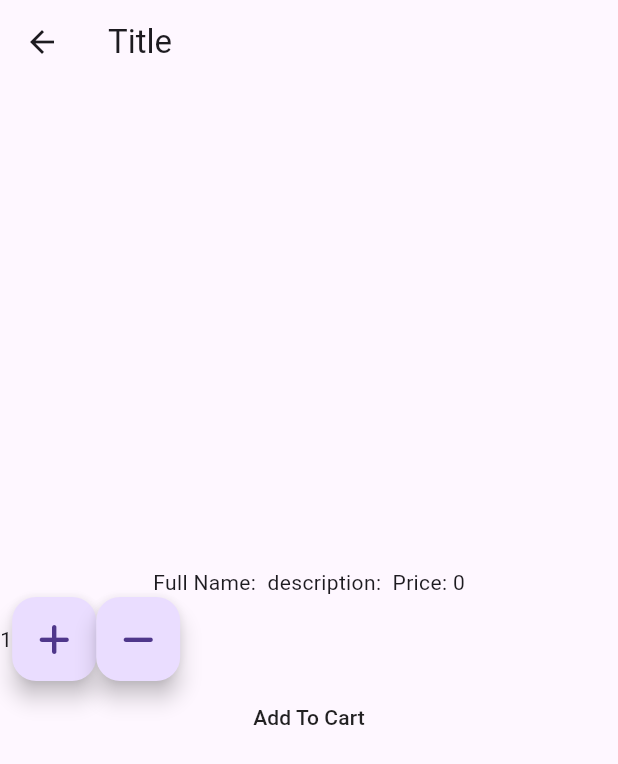
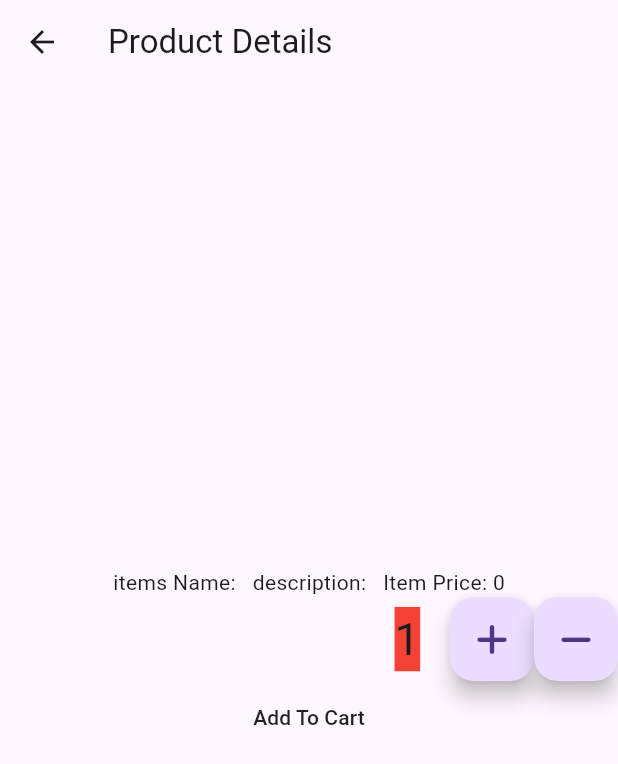
Before and after one commit to MohamedHisham34/rev_rider, a Flutter app: the ProductDetails screen opened directly with empty values, on a phone screen of 412 x 824 dp. Shown: the top 764 px of the screen. Run offline on Flutter 3.47's test engine with Material 3 defaults, Android fonts, the phone set to English and light mode, and no system bars; our stand-ins replace cloud_firestore, firebase_auth, firebase_core, font_awesome_flutter; accounts and stored records are empty.

Commit message:
Temporary commit for interview

```diff
--- a/lib/models/cart_model.dart
+++ b/lib/models/cart_model.dart
@@ -1,6 +1,7 @@
 import 'package:rev_rider/models/product_model.dart';
 
 class CartModel extends ProductModel {
+
   CartModel.addProductTCart({
     required super.itemName,
     required super.productID,
--- a/lib/screens/main_app/product_details.dart
+++ b/lib/screens/main_app/product_details.dart
@@ -1,4 +1,4 @@
-// ignore_for_file: prefer_const_constructors, unnecessary_string_interpolations
+// ignore_for_file: prefer_const_constructors, unnecessary_string_interpolations, unnecessary_brace_in_string_interps
 
 import 'package:cloud_firestore/cloud_firestore.dart';
 import 'package:flutter/material.dart';
@@ -6,6 +6,7 @@ import 'package:font_awesome_flutter/font_awesome_flutter.dart';
 import 'package:rev_rider/main.dart';
 import 'package:rev_rider/models/cart_model.dart';
 import 'package:rev_rider/services/product_service.dart';
+import 'package:rev_rider/widgets/quantity_selector.dart';
 
 class ProductDetails extends StatefulWidget {
   final String selectedItemId;
@@ -16,15 +17,21 @@ class ProductDetails extends StatefulWidget {
 }
 
 class _ProductDetailsState extends State<ProductDetails> {
+// Started quantity
   int quantity = 1;
+
+// productService
   ProductService productService = ProductService();
   @override
   Widget build(BuildContext context) {
     return Scaffold(
       body: SafeArea(
         child: FutureBuilder(
+          //Future Builder For Product Details
           future: productService.getSingleProductById(
               selectedItemId: widget.selectedItemId),
+
+          //
           builder:
               (BuildContext context, AsyncSnapshot<DocumentSnapshot> snapshot) {
             if (snapshot.hasError) {
@@ -38,39 +45,37 @@ class _ProductDetailsState extends State<ProductDetails> {
             if (snapshot.connectionState == ConnectionState.done) {
               Map<String, dynamic> data =
                   snapshot.data!.data() as Map<String, dynamic>;
+
+              //////////////////////////////////////
+              /////////////////////////////////////
+
               return Scaffold(
                 appBar: AppBar(
-                  title: const Text('Title'),
+                  title: const Text('Product Details'),
                 ),
                 body: Column(
                   crossAxisAlignment: CrossAxisAlignment.center,
                   mainAxisAlignment: MainAxisAlignment.center,
                   children: [
-                    Text(
-                        "Full Name: ${data['itemName']} description: ${data['description']} Price: ${data['price']}"),
-                    Row(
-                      children: [
-                        Text("${quantity}"),
-                        FloatingActionButton(
-                          heroTag: 't',
-                          onPressed: () {
+                    Text("items Name: ${data['itemName']} "
+                        " description: ${data['description']} "
+                        " Item Price: ${data['price']}"),
+
+                    // Quantity Selector Widget to Adjust Quantity
+                    QuantitySelector(
+                      quantity: quantity.toString(),
+                      onPlusTap: () {
                         setState(() {
                           quantity++;
                         });
                       },
-                          child: Icon(FontAwesomeIcons.plus),
-                        ),
-                        FloatingActionButton(
-                          heroTag: 't2',
-                          onPressed: () {
+                      onMinusTap: () {
                         setState(() {
                           quantity--;
                         });
                       },
-                          child: Icon(FontAwesomeIcons.minus),
-                        )
-                      ],
                     ),
+
                     MaterialButton(
                       onPressed: () async {
                         double price = double.parse("${data["price"]}");
--- a/lib/screens/main_app/welcome_screen.dart
+++ b/lib/screens/main_app/welcome_screen.dart
@@ -22,7 +22,7 @@ class _WelcomeScreenState extends State<WelcomeScreen> {
   int currentIndex = 0;
   List<Widget> screens = [
     HomeScreen(),
-    AdminAddProduct(),
+    CartScreen(),
     AdminProductList(),
   ];
   @override
--- /dev/null
+++ b/lib/widgets/quantity_selector.dart
@@ -0,0 +1,48 @@
+// ignore_for_file: prefer_const_constructors
+
+import 'package:flutter/foundation.dart';
+import 'package:flutter/material.dart';
+import 'package:font_awesome_flutter/font_awesome_flutter.dart';
+
+class QuantitySelector extends StatelessWidget {
+  const QuantitySelector(
+      {super.key,
+      required this.onPlusTap,
+      required this.quantity,
+      required this.onMinusTap});
+
+  final Function onPlusTap;
+  final Function onMinusTap;
+  final String quantity;
+
+  @override
+  Widget build(BuildContext context) {
+    return Row(
+      crossAxisAlignment: CrossAxisAlignment.center,
+      mainAxisAlignment: MainAxisAlignment.end,
+      children: [
+        Text(
+          quantity,
+          style: TextStyle(fontSize: 30, backgroundColor: Colors.red),
+        ),
+        SizedBox(
+          width: 20,
+        ),
+        FloatingActionButton(
+          heroTag: 'plus',
+          onPressed: () {
+            onPlusTap();
+          },
+          child: Icon(FontAwesomeIcons.plus),
+        ),
+        FloatingActionButton(
+          heroTag: 'minus',
+          onPressed: () {
+            onMinusTap();
+          },
+          child: Icon(FontAwesomeIcons.minus),
+        )
+      ],
+    );
+  }
+}
```
Also changed, not shown: lib/screens/admin_panel/admin_product_list.dart (+65 -1 lines). Lines whose indentation alone changed are shown as unchanged.
